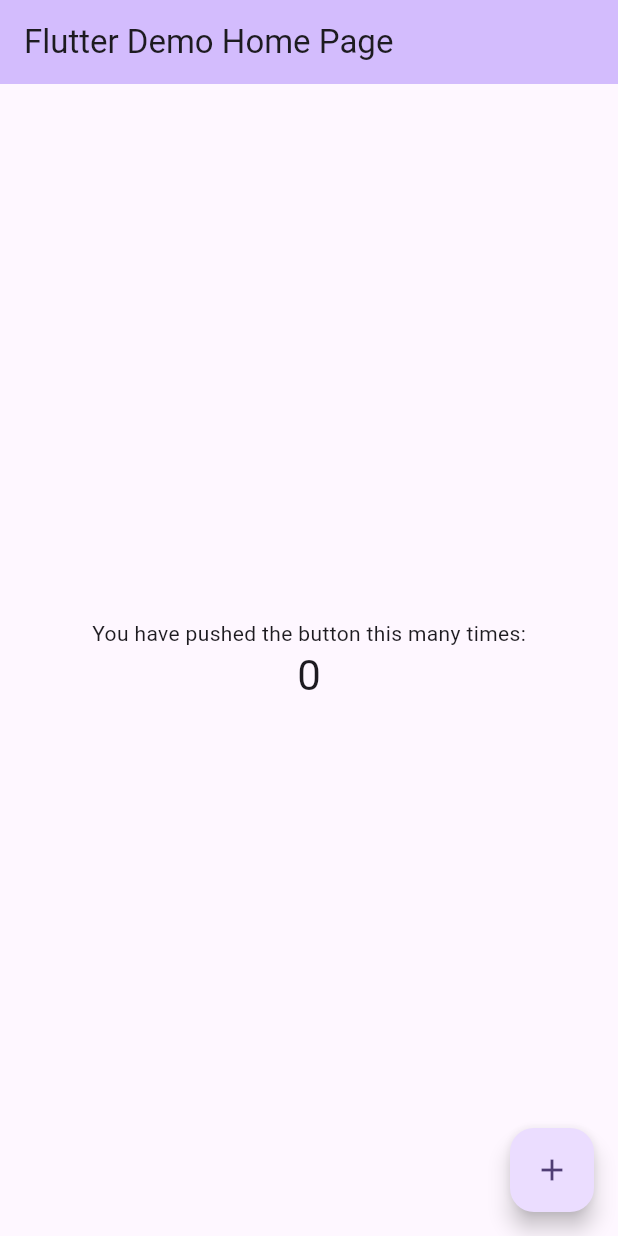
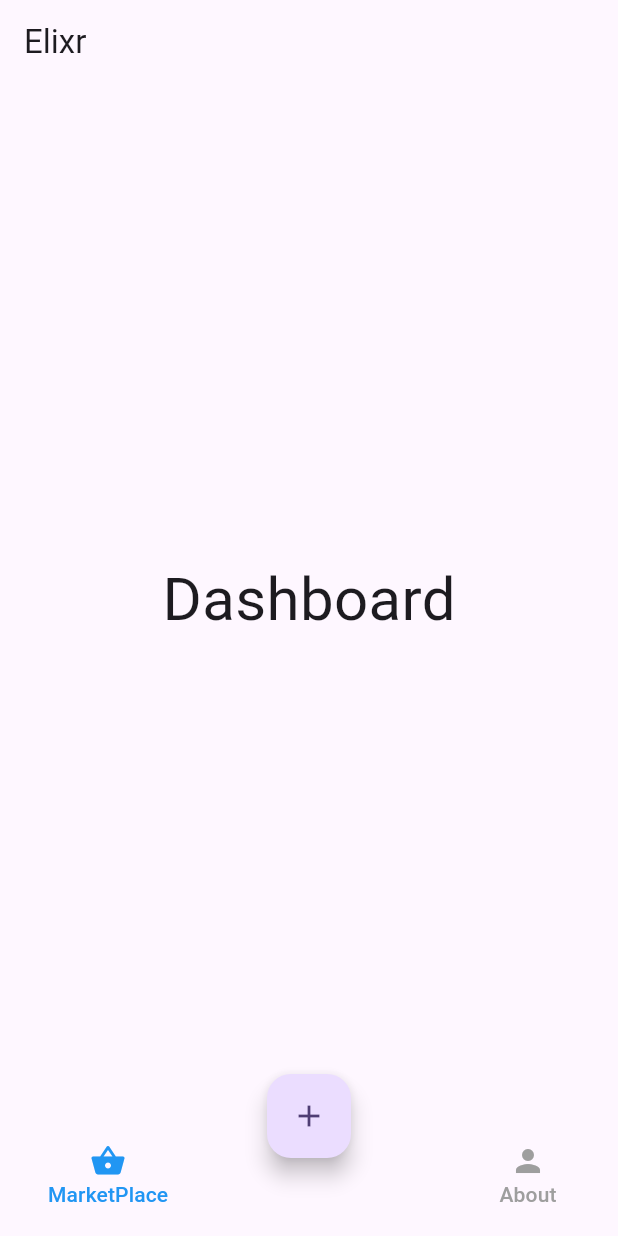
Before and after one commit to Prithvi202/elixr_marketplace, a Flutter app: the screen it shows after launch, on a phone screen of 412 x 824 dp. Run offline on Flutter 3.47's test engine with Material 2 defaults, Android fonts, the phone set to English and light mode, and no system bars.

Commit message:
Screens + BottomNavBar

```diff
--- /dev/null
+++ b/lib/Home.dart
@@ -0,0 +1,97 @@
+import 'package:elixr_marketplace/page/AboutProfile.dart';
+import 'package:elixr_marketplace/page/MarketPlace.dart';
+import 'package:elixr_marketplace/page/dashboard.dart';
+import 'package:flutter/material.dart';
+class Home extends StatefulWidget {
+  const Home({super.key});
+
+  @override
+  State<Home> createState() => _HomeState();
+}
+
+class _HomeState extends State<Home> {
+
+  int currentTab = 0;
+  final List<Widget> screens = [
+    Dashboard(),
+    MarketPlace(),
+    Profile(),
+  ];
+
+  final PageStorageBucket bucket = PageStorageBucket();
+  Widget currentScreen = Dashboard();
+
+  @override
+  Widget build(BuildContext context) {
+    return Scaffold(
+      body: PageStorage(
+        bucket: bucket,
+        child: currentScreen,
+      ),
+      floatingActionButton: FloatingActionButton(
+        child: Icon(Icons.add),
+        onPressed: () {},
+      ),
+      floatingActionButtonLocation: FloatingActionButtonLocation.centerDocked,
+      bottomNavigationBar: BottomAppBar(
+        color: Color(0xFFF4E4),
+        shape: CircularNotchedRectangle(),
+        notchMargin: 10,
+        child: Container(
+          height: 60,
+          child: Row(
+            mainAxisAlignment: MainAxisAlignment.spaceBetween,
+            children: <Widget>[
+              MaterialButton(
+                onPressed: () {
+                  setState(() {
+                    currentScreen = MarketPlace();
+                    currentTab = 0; // Change this to 0 for MarketPlace
+                  });
+                },
+                child: Column(
+                  mainAxisAlignment: MainAxisAlignment.center,
+                  children: [
+                    Icon(
+                      Icons.shopping_basket,
+                      color: currentTab == 0 ? Colors.blue : Colors.grey,
+                    ),
+                    Text(
+                      'MarketPlace',
+                      style: TextStyle(
+                        color: currentTab == 0 ? Colors.blue : Colors.grey,
+                      ),
+                    ),
+                  ],
+                ),
+              ),
+              MaterialButton(
+                onPressed: () {
+                  setState(() {
+                    currentScreen = Profile();
+                    currentTab = 1; // Change this to 1 for Profile
+                  });
+                },
+                child: Column(
+                  mainAxisAlignment: MainAxisAlignment.center,
+                  children: [
+                    Icon(
+                      Icons.person,
+                      color: currentTab == 1 ? Colors.blue : Colors.grey, // Change this to 1
+                    ),
+                    Text(
+                      'About',
+                      style: TextStyle(
+                        color: currentTab == 1 ? Colors.blue : Colors.grey, // Change this to 1
+                      ),
+                    ),
+                  ],
+                ),
+              ),
+            ],
+          ),
+        ),
+      ),
+    );
+  }
+}
--- a/lib/main.dart
+++ b/lib/main.dart
@@ -1,5 +1,5 @@
+import 'package:elixr_marketplace/Home.dart';
 import 'package:flutter/material.dart';
-
 void main() {
   runApp(const MyApp());
 }
@@ -13,113 +13,10 @@ class MyApp extends StatelessWidget {
     return MaterialApp(
       title: 'Flutter Demo',
       theme: ThemeData(
-        // This is the theme of your application.
-        //
-        // TRY THIS: Try running your application with "flutter run". You'll see
-        // the application has a blue toolbar. Then, without quitting the app,
-        // try changing the seedColor in the colorScheme below to Colors.green
-        // and then invoke "hot reload" (save your changes or press the "hot
-        // reload" button in a Flutter-supported IDE, or press "r" if you used
-        // the command line to start the app).
-        //
-        // Notice that the counter didn't reset back to zero; the application
-        // state is not lost during the reload. To reset the state, use hot
-        // restart instead.
-        //
-        // This works for code too, not just values: Most code changes can be
-        // tested with just a hot reload.
         colorScheme: ColorScheme.fromSeed(seedColor: Colors.deepPurple),
         useMaterial3: true,
       ),
-      home: const MyHomePage(title: 'Flutter Demo Home Page'),
+      home: const Home()
     );
   }
 }
-
-class MyHomePage extends StatefulWidget {
-  const MyHomePage({super.key, required this.title});
-
-  // This widget is the home page of your application. It is stateful, meaning
-  // that it has a State object (defined below) that contains fields that affect
-  // how it looks.
-
-  // This class is the configuration for the state. It holds the values (in this
-  // case the title) provided by the parent (in this case the App widget) and
-  // used by the build method of the State. Fields in a Widget subclass are
-  // always marked "final".
-
-  final String title;
-
-  @override
-  State<MyHomePage> createState() => _MyHomePageState();
-}
-
-class _MyHomePageState extends State<MyHomePage> {
-  int _counter = 0;
-
-  void _incrementCounter() {
-    setState(() {
-      // This call to setState tells the Flutter framework that something has
-      // changed in this State, which causes it to rerun the build method below
-      // so that the display can reflect the updated values. If we changed
-      // _counter without calling setState(), then the build method would not be
-      // called again, and so nothing would appear to happen.
-      _counter++;
-    });
-  }
-
-  @override
-  Widget build(BuildContext context) {
-    // This method is rerun every time setState is called, for instance as done
-    // by the _incrementCounter method above.
-    //
-    // The Flutter framework has been optimized to make rerunning build methods
-    // fast, so that you can just rebuild anything that needs updating rather
-    // than having to individually change instances of widgets.
-    return Scaffold(
-      appBar: AppBar(
-        // TRY THIS: Try changing the color here to a specific color (to
-        // Colors.amber, perhaps?) and trigger a hot reload to see the AppBar
-        // change color while the other colors stay the same.
-        backgroundColor: Theme.of(context).colorScheme.inversePrimary,
-        // Here we take the value from the MyHomePage object that was created by
-        // the App.build method, and use it to set our appbar title.
-        title: Text(widget.title),
-      ),
-      body: Center(
-        // Center is a layout widget. It takes a single child and positions it
-        // in the middle of the parent.
-        child: Column(
-          // Column is also a layout widget. It takes a list of children and
-          // arranges them vertically. By default, it sizes itself to fit its
-          // children horizontally, and tries to be as tall as its parent.
-          //
-          // Column has various properties to control how it sizes itself and
-          // how it positions its children. Here we use mainAxisAlignment to
-          // center the children vertically; the main axis here is the vertical
-          // axis because Columns are vertical (the cross axis would be
-          // horizontal).
-          //
-          // TRY THIS: Invoke "debug painting" (choose the "Toggle Debug Paint"
-          // action in the IDE, or press "p" in the console), to see the
-          // wireframe for each widget.
-          mainAxisAlignment: MainAxisAlignment.center,
-          children: <Widget>[
-            const Text(
-              'You have pushed the button this many times:',
-            ),
-            Text(
-              '$_counter',
-              style: Theme.of(context).textTheme.headlineMedium,
-            ),
-          ],
-        ),
-      ),
-      floatingActionButton: FloatingActionButton(
-        onPressed: _incrementCounter,
-        tooltip: 'Increment',
-        child: const Icon(Icons.add),
-      ), // This trailing comma makes auto-formatting nicer for build methods.
-    );
-  }
-}
--- a/lib/marketplace_event.dart
+++ /dev/null
@@ -1,4 +0,0 @@
-part of 'marketplace_bloc.dart';
-
-@immutable
-abstract class MarketplaceEvent {}
--- a/lib/marketplace_state.dart
+++ /dev/null
@@ -1,6 +0,0 @@
-part of 'marketplace_bloc.dart';
-
-@immutable
-abstract class MarketplaceState {}
-
-class MarketplaceInitial extends MarketplaceState {}
--- /dev/null
+++ b/lib/page/MarketPlace.dart
@@ -0,0 +1,22 @@
+import 'package:flutter/material.dart';
+
+class MarketPlace extends StatefulWidget {
+  const MarketPlace({super.key});
+
+  @override
+  State<MarketPlace> createState() => _MarketPlaceState();
+}
+
+class _MarketPlaceState extends State<MarketPlace> {
+  @override
+  Widget build(BuildContext context) {
+    return Scaffold(
+      appBar: AppBar(title: Text('MarketPlace'),),
+      body: Container(
+        child: Center(
+          child: Text('MarketPlace', style: TextStyle(fontSize: 40),),
+        ),
+      ),
+
+    );  }
+}
--- /dev/null
+++ b/lib/page/dashboard.dart
@@ -0,0 +1,23 @@
+import 'package:flutter/material.dart';
+
+class Dashboard extends StatefulWidget {
+  const Dashboard({super.key});
+
+  @override
+  State<Dashboard> createState() => _DashboardState();
+}
+
+class _DashboardState extends State<Dashboard> {
+  @override
+  Widget build(BuildContext context) {
+    return Scaffold(
+      appBar: AppBar(title: Text('Elixr'),),
+      body: Container(
+        child: Center(
+          child: Text('Dashboard', style: TextStyle(fontSize: 40),),
+        ),
+      ),
+
+    );
+  }
+}
```
Also changed, not shown: lib/marketplace_bloc.dart (deleted, +0 -15 lines), lib/page/AboutProfile.dart (added, +23 -0 lines).
